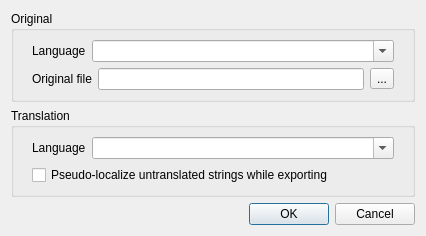
Qt form UTranslator/FmProjectSettings.ui (Mercury13/utranslator) before a commit.
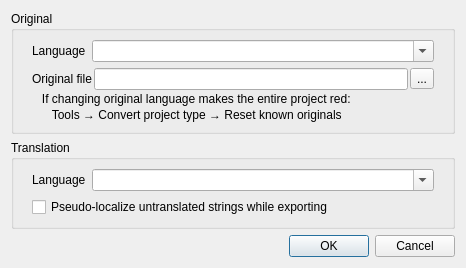
The same form after that commit.

Commit message: #58 reset known

What changed in the file:
```diff
--- a/UTranslator/FmProjectSettings.ui
+++ b/UTranslator/FmProjectSettings.ui
@@ -6,8 +6,8 @@
    <rect>
     <x>0</x>
     <y>0</y>
-    <width>426</width>
-    <height>232</height>
+    <width>466</width>
+    <height>250</height>
    </rect>
   </property>
   <property name="windowTitle">
@@ -48,13 +48,18 @@
       </item>
       <item>
        <widget class="QWidget" name="wiOrigFile" native="true">
-        <layout class="QHBoxLayout" name="horizontalLayout">
+        <layout class="QVBoxLayout" name="verticalLayout_5">
+         <property name="spacing">
+          <number>2</number>
+         </property>
          <property name="topMargin">
           <number>0</number>
          </property>
          <property name="bottomMargin">
           <number>0</number>
          </property>
+         <item>
+          <layout class="QHBoxLayout" name="horizontalLayout_3">
          <item>
           <widget class="QLabel" name="lbOriginaFile">
            <property name="text">
@@ -72,6 +77,22 @@
            </property>
            <property name="text">
             <string>...</string>
+             </property>
+            </widget>
+           </item>
+          </layout>
+         </item>
+         <item>
+          <widget class="QLabel" name="label_2">
+           <property name="text">
+            <string>   If changing original language makes the entire project red: </string>
+           </property>
+          </widget>
+         </item>
+         <item>
+          <widget class="QLabel" name="label">
+           <property name="text">
+            <string>      Tools → Convert project type → Reset known originals</string>
            </property>
           </widget>
          </item>
```
Lines whose indentation alone changed are shown as unchanged. The commit also changes 6 other files.
